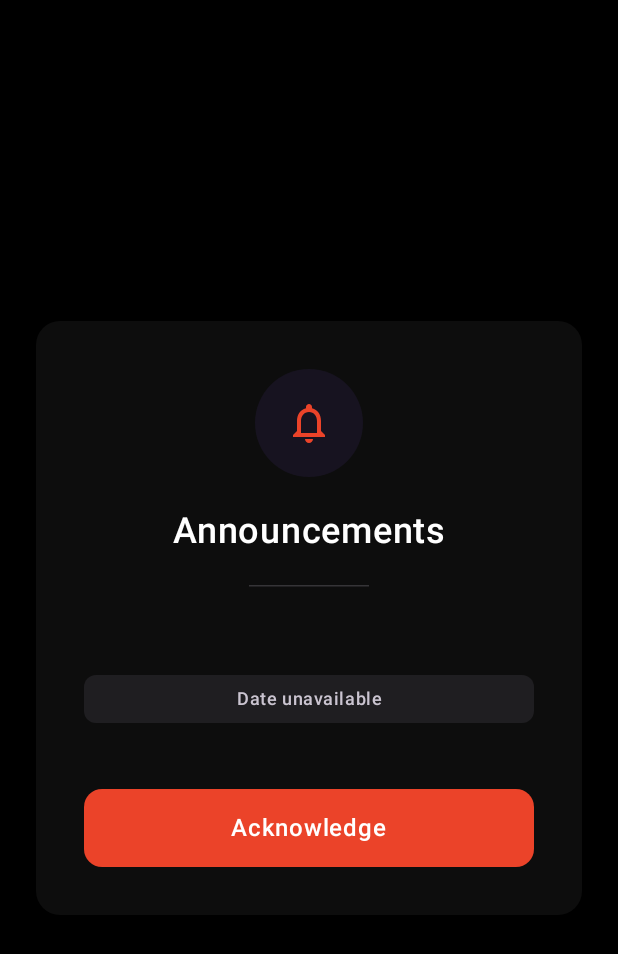
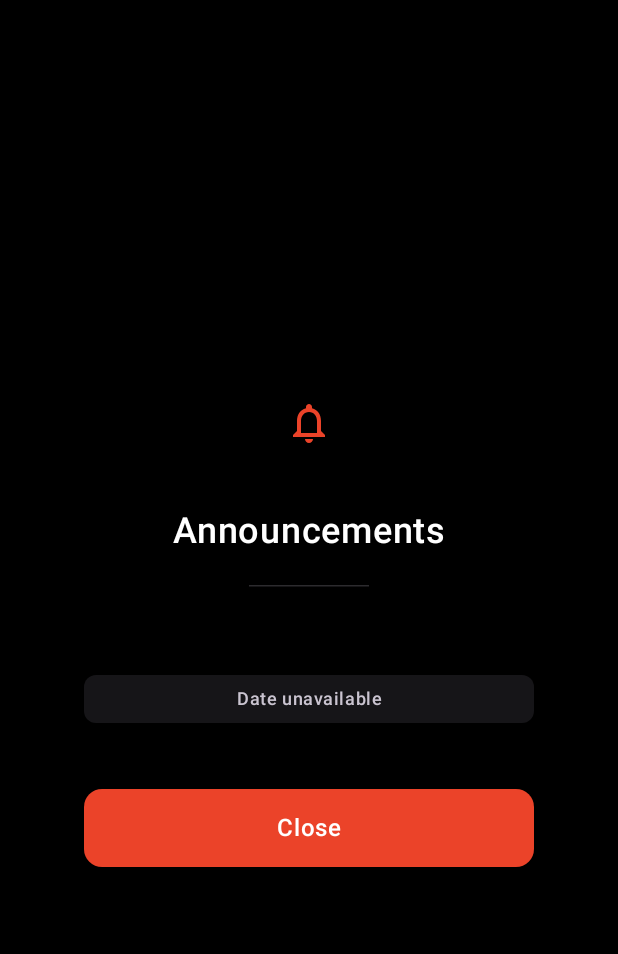
Before and after one commit to Najaf-Ali-Imran/Weasel, an Android app built with Jetpack Compose: the composable MessageDialog shown on its own in the app's theme, on a phone screen of 412 x 824 dp. Shown: the top 954 px of the screen. Run offline under Robolectric (Android 15) with nearby library versions, the phone set to English and light mode, and no system bars; our stand-ins replace Firebase (no records; nobody signed in at launch, a user with empty details on screens opened directly); 5 statements that could not run were skipped.

Commit message:
Minor Fixes/Updates

```diff
--- a/app/src/main/java/com/example/weasel/ux/MessageDialog.kt
+++ b/app/src/main/java/com/example/weasel/ux/MessageDialog.kt
@@ -16,6 +16,7 @@ import androidx.compose.ui.text.style.TextAlign
 import androidx.compose.ui.unit.dp
 import androidx.compose.ui.unit.sp
 import androidx.compose.ui.window.Dialog
+import com.example.weasel.ui.theme.AppBlack
 import androidx.compose.ui.window.DialogProperties
 import com.example.weasel.ui.theme.AppCard
 import com.example.weasel.viewmodel.AppMessage
@@ -41,10 +42,11 @@ fun MessageDialog(
                 .padding(horizontal = 24.dp),
             shape = RoundedCornerShape(16.dp),
             colors = CardDefaults.cardColors(
-                containerColor = AppCard
+                containerColor = AppBlack
             ),
             elevation = CardDefaults.cardElevation(defaultElevation = 24.dp)
-        ) {
+        )
+        {
             Column(
                 modifier = Modifier
                     .fillMaxWidth()
@@ -57,7 +59,7 @@ fun MessageDialog(
                         .size(72.dp)
                         .clip(RoundedCornerShape(36.dp))
                         .background(
-                            MaterialTheme.colorScheme.primaryContainer.copy(alpha = 0.15f)
+                            color = AppBlack
                         ),
                     contentAlignment = Alignment.Center
                 ) {
@@ -79,7 +81,6 @@ fun MessageDialog(
                     textAlign = TextAlign.Center
                 )
 
-                // Replace deprecated Divider with HorizontalDivider
                 HorizontalDivider(
                     modifier = Modifier.width(80.dp),
                     thickness = 1.dp,
@@ -126,7 +127,7 @@ fun MessageDialog(
                     contentPadding = PaddingValues(vertical = 16.dp)
                 ) {
                     Text(
-                        text = "Acknowledge",
+                        text = "Close",
                         style = MaterialTheme.typography.labelLarge.copy(
                             fontWeight = FontWeight.SemiBold,
                             letterSpacing = 0.5.sp
@@ -141,7 +142,6 @@ fun MessageDialog(
 
 private fun formatTimestamp(timestamp: Long): String {
     if (timestamp == 0L) return "Date unavailable"
-
     val sdf = SimpleDateFormat("EEEE, MMMM dd, yyyy 'at' HH:mm", Locale.getDefault())
     return sdf.format(Date(timestamp))
 }
```
